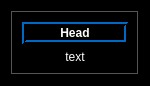
Before: the Qt Designer form ui/messager.ui in proDOOMman/GodvilleQT, drawn with Qt 5.
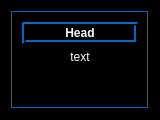
After: the same form once the commit is applied. Icons and pictures are not drawn.

The edit to the form file:
```diff
--- a/ui/messager.ui
+++ b/ui/messager.ui
@@ -5,23 +5,17 @@
   <property name="geometry">
    <rect>
     <x>0</x>
-    <y>30</y>
-    <width>150</width>
-    <height>58</height>
+    <y>0</y>
+    <width>160</width>
+    <height>120</height>
    </rect>
   </property>
   <property name="sizePolicy">
-   <sizepolicy hsizetype="Fixed" vsizetype="Fixed">
-    <horstretch>0</horstretch>
+   <sizepolicy hsizetype="Preferred" vsizetype="Expanding">
+    <horstretch>160</horstretch>
     <verstretch>0</verstretch>
    </sizepolicy>
   </property>
-  <property name="maximumSize">
-   <size>
-    <width>269</width>
-    <height>16777215</height>
-   </size>
-  </property>
   <property name="palette">
    <palette>
     <active>
@@ -447,6 +441,12 @@
   <layout class="QVBoxLayout" name="verticalLayout">
    <item>
     <widget class="QFrame" name="frame">
+     <property name="sizePolicy">
+      <sizepolicy hsizetype="Preferred" vsizetype="Expanding">
+       <horstretch>0</horstretch>
+       <verstretch>0</verstretch>
+      </sizepolicy>
+     </property>
      <property name="palette">
       <palette>
        <active>
@@ -878,7 +878,7 @@
       <item>
        <widget class="QLabel" name="head">
         <property name="sizePolicy">
-         <sizepolicy hsizetype="Preferred" vsizetype="Maximum">
+         <sizepolicy hsizetype="Preferred" vsizetype="MinimumExpanding">
           <horstretch>0</horstretch>
           <verstretch>0</verstretch>
          </sizepolicy>
@@ -905,27 +905,24 @@
         <property name="alignment">
          <set>Qt::AlignCenter</set>
         </property>
+        <property name="wordWrap">
+         <bool>true</bool>
+        </property>
        </widget>
       </item>
       <item>
        <widget class="QLabel" name="text">
         <property name="sizePolicy">
-         <sizepolicy hsizetype="Expanding" vsizetype="Expanding">
+         <sizepolicy hsizetype="Preferred" vsizetype="Expanding">
           <horstretch>0</horstretch>
           <verstretch>0</verstretch>
          </sizepolicy>
         </property>
-        <property name="maximumSize">
-         <size>
-          <width>150</width>
-          <height>16777215</height>
-         </size>
-        </property>
         <property name="text">
          <string>text</string>
         </property>
         <property name="textFormat">
-         <enum>Qt::PlainText</enum>
+         <enum>Qt::AutoText</enum>
         </property>
         <property name="alignment">
          <set>Qt::AlignCenter</set>
@@ -935,6 +932,19 @@
         </property>
        </widget>
       </item>
+      <item>
+       <spacer name="verticalSpacer">
+        <property name="orientation">
+         <enum>Qt::Vertical</enum>
+        </property>
+        <property name="sizeHint" stdset="0">
+         <size>
+          <width>20</width>
+          <height>40</height>
+         </size>
+        </property>
+       </spacer>
+      </item>
      </layout>
     </widget>
    </item>
```
